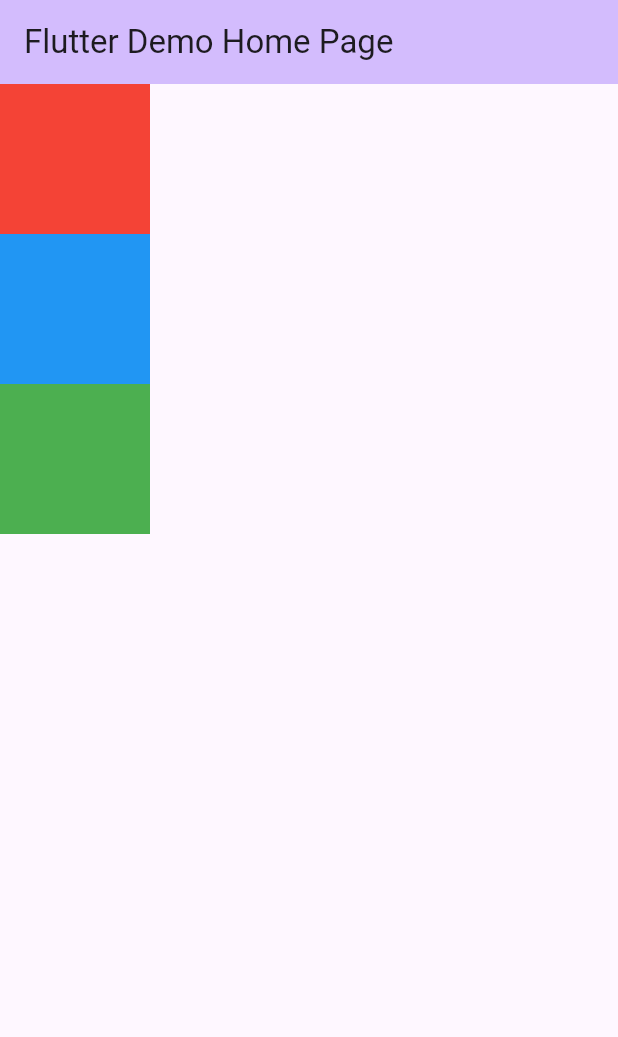
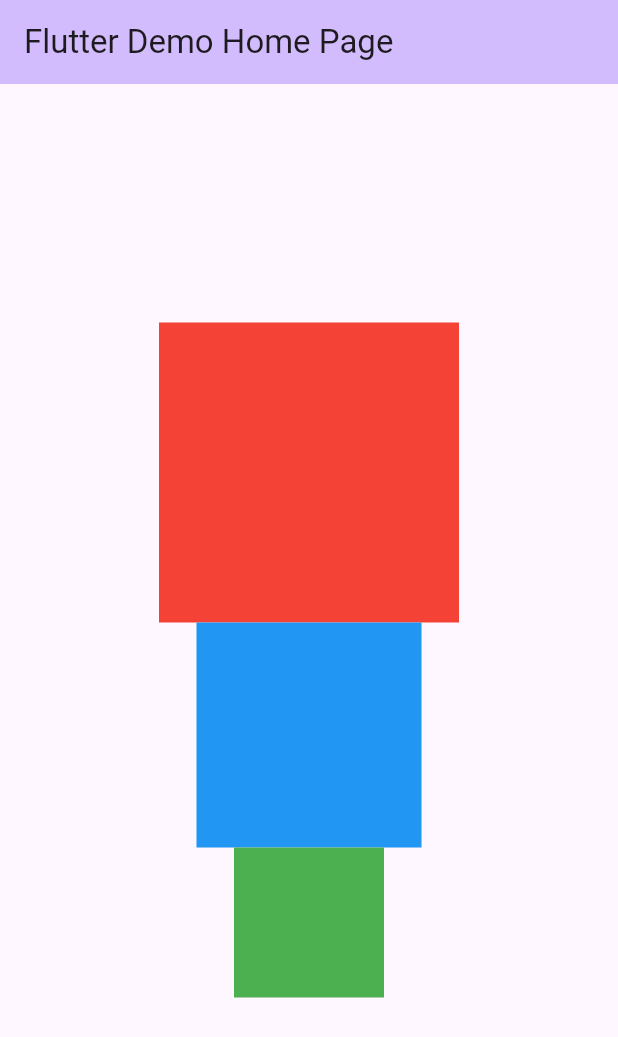
Before and after one commit to Ko-s-y/flutter-denwacho, a Flutter app: the screen it shows after launch, on a phone screen of 412 x 824 dp. Shown: the top 1037 px of the screen. Run offline on Flutter 3.47's test engine with Material 3 defaults, Android fonts, the phone set to English and light mode, and no system bars.

Commit message:
mainAxisAlignment, crossAxisAlignment, Alignの試し

```diff
--- a/lib/main.dart
+++ b/lib/main.dart
@@ -38,18 +38,21 @@ class _MyHomePageState extends State<MyHomePage> {
         backgroundColor: Theme.of(context).colorScheme.inversePrimary,
         title: Text(widget.title),
       ),
-      body: Column(
-        mainAxisAlignment: MainAxisAlignment.start,
+      body: Align(
+        alignment: Alignment.center, // カラム全体の移動はAlignでwrap
+        child: Column(
+          mainAxisAlignment: MainAxisAlignment.center,
+          crossAxisAlignment: CrossAxisAlignment.center,
           children: <Widget>[
             Container(
               color: Colors.red,
-            width: 100,
-            height: 100,
+              width: 200,
+              height: 200,
             ),
             Container(
               color: Colors.blue,
-            width: 100,
-            height: 100,
+              width: 150,
+              height: 150,
             ),
             Container(
               color: Colors.green,
@@ -58,6 +61,7 @@ class _MyHomePageState extends State<MyHomePage> {
             ),
           ],
         ),
+      ),
     );
   }
 }
```
Lines whose indentation alone changed are shown as unchanged.
